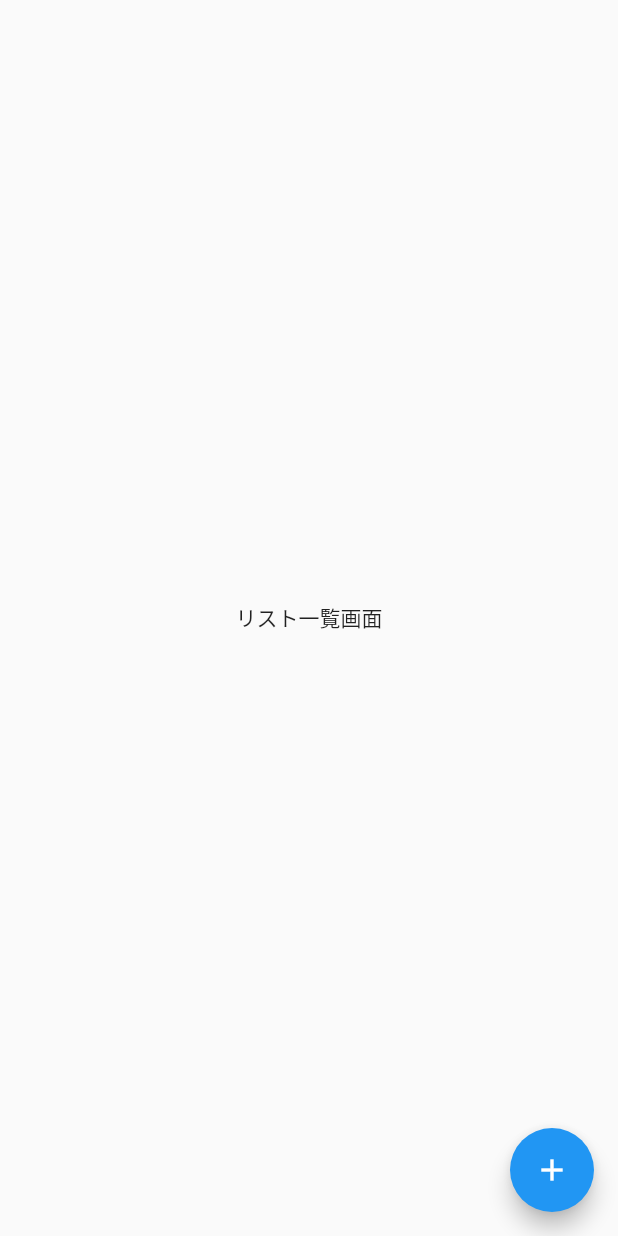
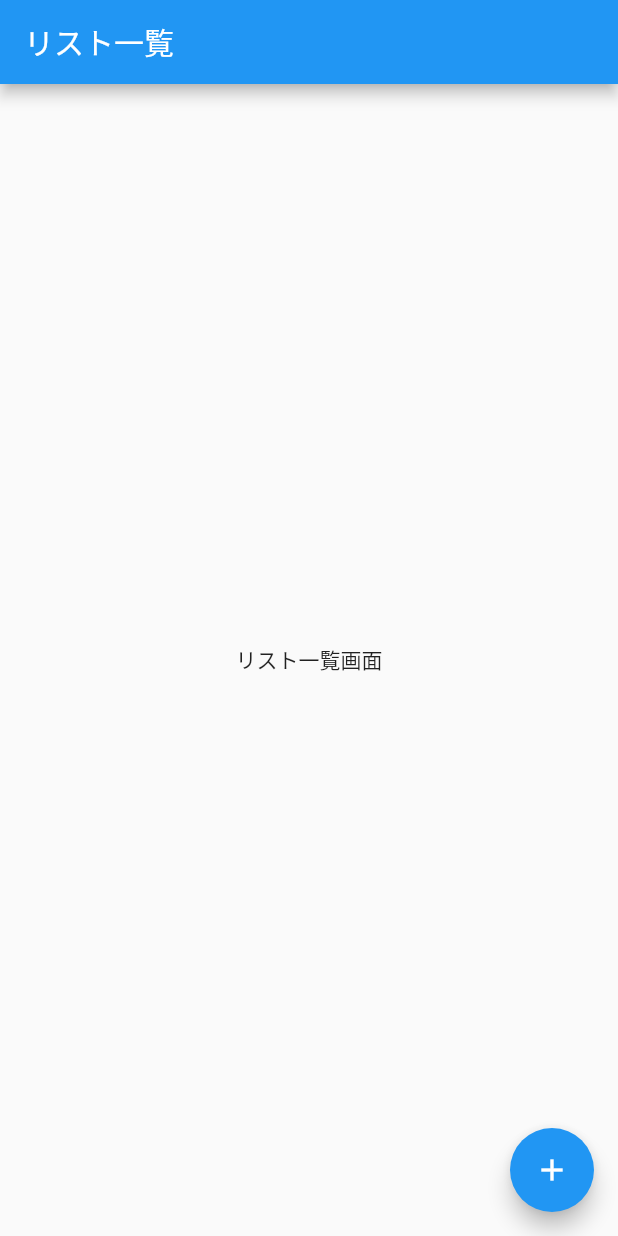
Before and after one commit to jiko797torayo/flutter_mytodoapp, a Flutter app: the screen it shows after launch, on a phone screen of 412 x 824 dp. Run offline on Flutter 3.47's test engine with Material 2 defaults, Android fonts, the light colour scheme and no system bars.

Commit message:
add/AppBarを表示する/oishi

```diff
--- a/lib/main.dart
+++ b/lib/main.dart
@@ -27,6 +27,9 @@ class TodoListPage extends StatelessWidget {
   @override
   Widget build(BuildContext context) {
     return Scaffold(
+      appBar: AppBar(
+        title: Text('リスト一覧'),
+      ),
       body: Center(
         child: Text('リスト一覧画面'),
       ),
```
